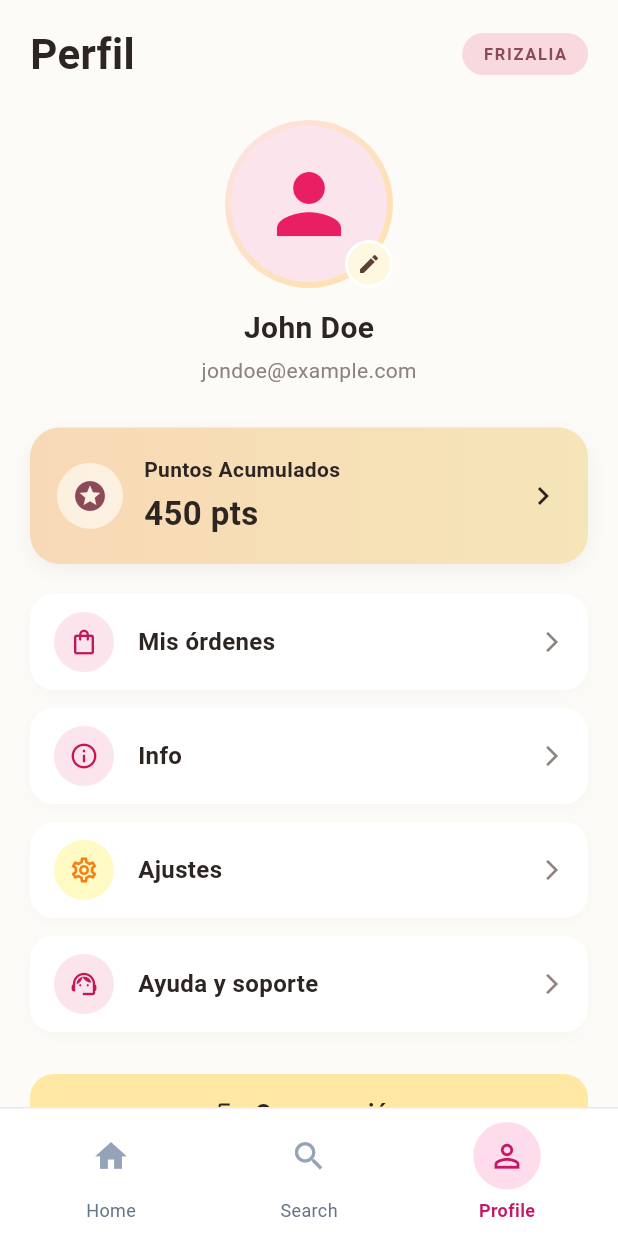
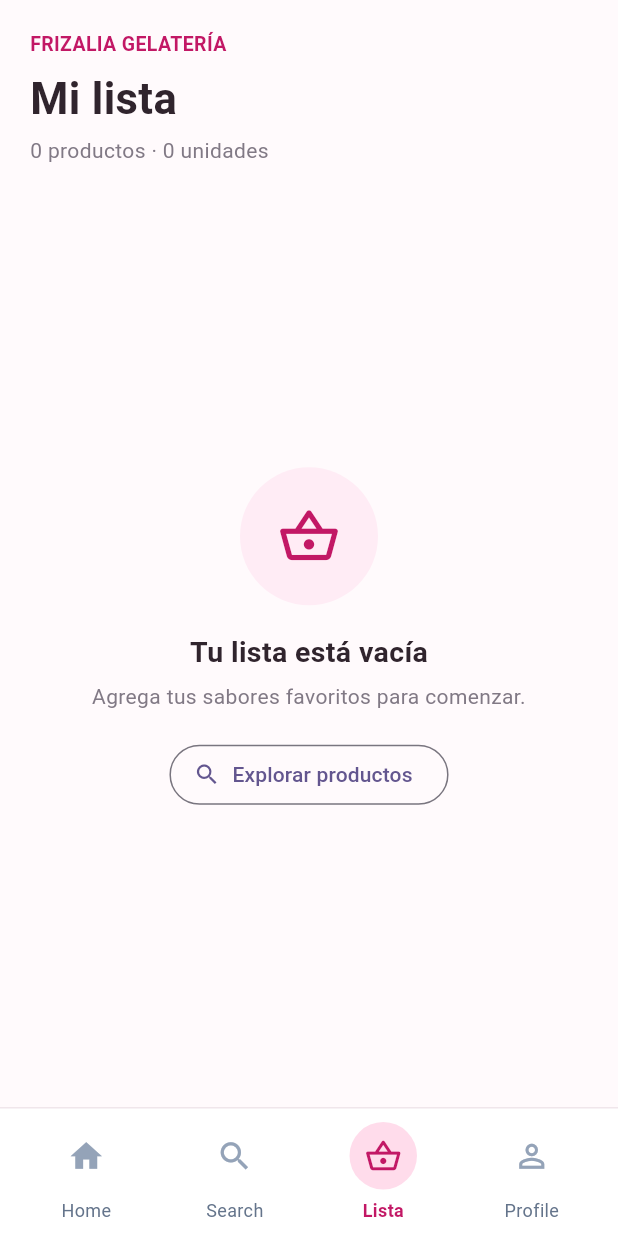
Before and after one commit to Niko850/Frizalia-LITIID42, a Flutter app: the HomeScreen screen opened directly with empty values, item 3 of the bottom bar chosen, on a phone screen of 412 x 824 dp. Run offline on Flutter 3.47's test engine with Material 3 defaults, Android fonts, the phone set to English and light mode, and no system bars.

Commit message:
Pantalla de lista e implementada en el nav_widget

```diff
--- a/lib/Screens/Pantalla_principal.dart
+++ b/lib/Screens/Pantalla_principal.dart
@@ -1,6 +1,7 @@
 import 'package:flutter/material.dart';
 
 import 'package:frizalia/Screens/login_screen.dart';
+import 'package:frizalia/Screens/lista_screen.dart';
 import 'package:frizalia/Screens/perfil_screen.dart';
 
 import 'package:frizalia/Models/producto.dart';
@@ -15,18 +16,13 @@ import 'package:frizalia/Widgets/search_view.dart';
 class HomeScreen extends StatefulWidget {
   final String correo;
 
-  const HomeScreen({
-    super.key,
-    required this.correo,
-  });
+  const HomeScreen({super.key, required this.correo});
 
   @override
-  State<HomeScreen> createState() =>
-      _HomeScreenState();
+  State<HomeScreen> createState() => _HomeScreenState();
 }
 
-class _HomeScreenState
-    extends State<HomeScreen> {
+class _HomeScreenState extends State<HomeScreen> {
   final List<Producto> productos = [];
 
   final Map<int, int> seleccionados = {};
@@ -49,14 +45,10 @@ class _HomeScreenState
     );
   }
 
-  List<Producto> get disponibles =>
-      productoService.disponibles();
+  List<Producto> get disponibles => productoService.disponibles();
 
   List<Producto> get filtrados =>
-      productoService.filtrados(
-        categoria: categoria,
-        busqueda: busqueda,
-      );
+      productoService.filtrados(categoria: categoria, busqueda: busqueda);
 
   void cambiarPagina(int nuevaPagina) {
     setState(() {
@@ -64,46 +56,28 @@ class _HomeScreenState
     });
   }
 
-  void agregarProducto(
-    Producto producto,
-  ) {
-    final agregado =
-        productoService.agregarProducto(
-      producto,
-    );
+  void agregarProducto(Producto producto) {
+    final agregado = productoService.agregarProducto(producto);
 
     if (!agregado) {
-      mostrarMensaje(
-        'No hay más unidades disponibles',
-      );
+      mostrarMensaje('No hay más unidades disponibles');
       return;
     }
 
     setState(() {});
 
-    mostrarMensaje(
-      '${producto.nombre} agregado al carrito',
-    );
+    mostrarMensaje('${producto.nombre} agregado al carrito');
   }
 
-  void mostrarMensaje(
-    String mensaje,
-  ) {
+  void mostrarMensaje(String mensaje) {
     ScaffoldMessenger.of(context)
-        .showSnackBar(
-      SnackBar(
-        content: Text(mensaje),
-      ),
-    );
+        .showSnackBar(SnackBar(content: Text(mensaje)));
   }
 
   void cerrarSesion() {
     Navigator.pushAndRemoveUntil(
       context,
-      MaterialPageRoute(
-        builder: (_) =>
-            const LoginScreen(),
-      ),
+      MaterialPageRoute(builder: (_) => const LoginScreen()),
       (route) => false,
     );
   }
@@ -111,8 +85,7 @@ class _HomeScreenState
   @override
   Widget build(BuildContext context) {
     return Scaffold(
-      backgroundColor:
-          AppColors.fondo,
+      backgroundColor: AppColors.fondo,
 
       body: SafeArea(
         child: IndexedStack(
@@ -135,32 +108,26 @@ class _HomeScreenState
                 });
               },
 
-              cambiarCategoria:
-                  (valor) {
+              cambiarCategoria: (valor) {
                 setState(() {
                   categoria = valor;
                 });
               },
 
-              listadoProductos:
-                  ProductosGrid(
+              listadoProductos: ProductosGrid(
                 productos: filtrados,
-                onAgregar:
-                    agregarProducto,
+                onAgregar: agregarProducto,
               ),
             ),
 
             SearchView(
               categoria: categoria,
 
-              resultados:
-                  filtrados.length,
+              resultados: filtrados.length,
 
-              productosGrid:
-                  ProductosGrid(
+              productosGrid: ProductosGrid(
                 productos: filtrados,
-                onAgregar:
-                    agregarProducto,
+                onAgregar: agregarProducto,
               ),
 
               onBuscar: (valor) {
@@ -169,12 +136,31 @@ class _HomeScreenState
                 });
               },
 
-              onCategoriaSeleccionada:
-                  (valor) {
+              onCategoriaSeleccionada: (valor) {
                 setState(() {
                   categoria = valor;
                 });
               },
+            ),
+
+            ListaScreen(
+              productos: productoService.seleccionadosLista(),
+              cantidades: seleccionados,
+              subtotal: productoService.totalCompra(),
+              onDisminuir: (producto) {
+                setState(() {
+                  productoService.cambiarCantidad(producto, -1);
+                });
+              },
+              onAumentar: (producto) {
+                final agregado = productoService.agregarProducto(producto);
+                if (!agregado) {
+                  mostrarMensaje('No hay más unidades disponibles');
+                  return;
+                }
+                setState(() {});
+              },
+              onBuscar: () => cambiarPagina(1),
             ),
 
             const ProfileScreen(),
@@ -182,8 +168,7 @@ class _HomeScreenState
         ),
       ),
 
-      bottomNavigationBar:
-          BottomNavWidget(
+      bottomNavigationBar: BottomNavWidget(
         paginaActual: pagina,
         onTap: cambiarPagina,
       ),
--- a/lib/Screens/lista_screen.dart
+++ b/lib/Screens/lista_screen.dart
@@ -0,0 +1,332 @@
+import 'package:flutter/material.dart';
+import 'package:frizalia/Models/producto.dart';
+import 'package:frizalia/Utils/app_colors.dart';
+
+class ListaScreen extends StatelessWidget {
+  final List<Producto> productos;
+  final Map<int, int> cantidades;
+  final double subtotal;
+  final ValueChanged<Producto> onDisminuir;
+  final ValueChanged<Producto> onAumentar;
+  final VoidCallback onBuscar;
+
+  const ListaScreen({
+    super.key,
+    required this.productos,
+    required this.cantidades,
+    required this.subtotal,
+    required this.onDisminuir,
+    required this.onAumentar,
+    required this.onBuscar,
+  });
+
+  @override
+  Widget build(BuildContext context) {
+    final iva = subtotal * 0.16;
+    final total = subtotal + iva;
+
+    return SafeArea(
+      child: Padding(
+        padding: const EdgeInsets.fromLTRB(20, 20, 20, 16),
+        child: Column(
+          crossAxisAlignment: CrossAxisAlignment.start,
+          children: [
+            const Text(
+              'FRIZALIA GELATERÍA',
+              style: TextStyle(
+                color: AppColors.rosaFuerte,
+                fontSize: 13,
+                fontWeight: FontWeight.bold,
+              ),
+            ),
+            const SizedBox(height: 6),
+            const Text(
+              'Mi lista',
+              style: TextStyle(
+                fontSize: 29,
+                fontWeight: FontWeight.bold,
+                color: AppColors.texto,
+              ),
+            ),
+            const SizedBox(height: 4),
+            Text(
+              '${productos.length} ${productos.length == 1 ? 'producto' : 'productos'} · ${cantidades.values.fold<int>(0, (sum, quantity) => sum + quantity)} unidades',
+              style: const TextStyle(color: AppColors.gris),
+            ),
+            const SizedBox(height: 20),
+            Expanded(
+              child: productos.isEmpty
+                  ? _listaVacia()
+                  : ListView.separated(
+                      padding: const EdgeInsets.only(bottom: 16),
+                      itemCount: productos.length,
+                      separatorBuilder: (_, _) => const SizedBox(height: 12),
+                      itemBuilder: (context, index) {
+                        final producto = productos[index];
+                        final cantidad = cantidades[producto.id] ?? 0;
+                        final fondo = index.isEven
+                            ? AppColors.rosaSuave
+                            : AppColors.amarilloSuave;
+
+                        return Container(
+                          padding: const EdgeInsets.all(12),
+                          decoration: BoxDecoration(
+                            color: Colors.white,
+                            borderRadius: BorderRadius.circular(18),
+                            border: Border.all(color: AppColors.borde),
+                          ),
+                          child: Row(
+                            children: [
+                              Container(
+                                width: 62,
+                                height: 62,
+                                alignment: Alignment.center,
+                                decoration: BoxDecoration(
+                                  color: fondo,
+                                  borderRadius: BorderRadius.circular(15),
+                                ),
+                                child: Text(
+                                  producto.imagen,
+                                  style: const TextStyle(fontSize: 32),
+                                ),
+                              ),
+                              const SizedBox(width: 12),
+                              Expanded(
+                                child: Column(
+                                  crossAxisAlignment: CrossAxisAlignment.start,
+                                  children: [
+                                    Text(
+                                      producto.nombre,
+                                      maxLines: 1,
+                                      overflow: TextOverflow.ellipsis,
+                                      style: const TextStyle(
+                                        color: AppColors.texto,
+                                        fontWeight: FontWeight.bold,
+                                      ),
+                                    ),
+                                    const SizedBox(height: 4),
+                                    Text(
+                                      '\$${producto.precio.toStringAsFixed(2)} c/u',
+                                      style: const TextStyle(
+                                        color: AppColors.gris,
+                                        fontSize: 13,
+                                      ),
+                                    ),
+                                    const SizedBox(height: 8),
+                                    _controlCantidad(
+                                      cantidad: cantidad,
+                                      onDisminuir: () => onDisminuir(producto),
+                                      onAumentar: () => onAumentar(producto),
+                                    ),
+                                  ],
+                                ),
+                              ),
+                              const SizedBox(width: 8),
+                              Text(
+                                '\$${(producto.precio * cantidad).toStringAsFixed(2)}',
+                                style: const TextStyle(
+                                  color: AppColors.texto,
+                                  fontWeight: FontWeight.bold,
+                                ),
+                              ),
+                            ],
+                          ),
+                        );
+                      },
+                    ),
+            ),
+            if (productos.isNotEmpty) ...[
+              Container(
+                width: double.infinity,
+                padding: const EdgeInsets.all(18),
+                decoration: BoxDecoration(
+                  color: Colors.white,
+                  borderRadius: BorderRadius.circular(18),
+                  border: Border.all(color: AppColors.borde),
+                ),
+                child: Column(
+                  children: [
+                    _filaTotal('Subtotal', subtotal),
+                    const SizedBox(height: 10),
+                    Row(
+                      mainAxisAlignment: MainAxisAlignment.spaceBetween,
+                      children: [
+                        const Text(
+                          'IVA',
+                          style: TextStyle(color: AppColors.gris),
+                        ),
+                        Text(
+                          '+16%  \$${iva.toStringAsFixed(2)}',
+                          style: const TextStyle(color: AppColors.gris),
+                        ),
+                      ],
+                    ),
+                    const Padding(
+                      padding: EdgeInsets.symmetric(vertical: 12),
+                      child: Divider(height: 1, color: AppColors.borde),
+                    ),
+                    _filaTotal('Total', total, destacado: true),
+                  ],
+                ),
+              ),
+              const SizedBox(height: 16),
+              SizedBox(
+                width: double.infinity,
+                height: 54,
+                child: FilledButton.icon(
+                  onPressed: () => _mostrarPago(context, total),
+                  icon: const Icon(Icons.point_of_sale_outlined),
+                  label: const Text('Proceder al pago en caja'),
+                  style: FilledButton.styleFrom(
+                    backgroundColor: AppColors.rosaFuerte,
+                    foregroundColor: Colors.white,
+                    textStyle: const TextStyle(fontWeight: FontWeight.bold),
+                    shape: RoundedRectangleBorder(
+                      borderRadius: BorderRadius.circular(16),
+                    ),
+                  ),
+                ),
+              ),
+            ],
+          ],
+        ),
+      ),
+    );
+  }
+
+  Widget _listaVacia() {
+    return Center(
+      child: Column(
+        mainAxisSize: MainAxisSize.min,
+        children: [
+          Container(
+            width: 92,
+            height: 92,
+            decoration: const BoxDecoration(
+              color: AppColors.rosaSuave,
+              shape: BoxShape.circle,
+            ),
+            child: const Icon(
+              Icons.shopping_basket_outlined,
+              size: 42,
+              color: AppColors.rosaFuerte,
+            ),
+          ),
+          const SizedBox(height: 18),
+          const Text(
+            'Tu lista está vacía',
+            style: TextStyle(
+              color: AppColors.texto,
+              fontSize: 19,
+              fontWeight: FontWeight.bold,
+            ),
+          ),
+          const SizedBox(height: 6),
+          const Text(
+            'Agrega tus sabores favoritos para comenzar.',
+            textAlign: TextAlign.center,
+            style: TextStyle(color: AppColors.gris),
+          ),
+          const SizedBox(height: 18),
+          OutlinedButton.icon(
+            onPressed: onBuscar,
+            icon: const Icon(Icons.search),
+            label: const Text('Explorar productos'),
+          ),
+        ],
+      ),
+    );
+  }
+
+  Widget _controlCantidad({
+    required int cantidad,
+    required VoidCallback onDisminuir,
+    required VoidCallback onAumentar,
+  }) {
+    return Container(
+      height: 30,
+      decoration: BoxDecoration(
+        color: AppColors.fondo,
+        borderRadius: BorderRadius.circular(10),
+      ),
+      child: Row(
+        mainAxisSize: MainAxisSize.min,
+        children: [
+          _botonCantidad(Icons.remove, onDisminuir),
+          SizedBox(
+            width: 28,
+            child: Text(
+              '$cantidad',
+              textAlign: TextAlign.center,
+              style: const TextStyle(fontWeight: FontWeight.bold),
+            ),
+          ),
+          _botonCantidad(Icons.add, onAumentar),
+        ],
+      ),
+    );
+  }
+
+  Widget _botonCantidad(IconData icon, VoidCallback onPressed) {
+    return SizedBox(
+      width: 30,
+      height: 30,
+      child: IconButton(
+        padding: EdgeInsets.zero,
+        onPressed: onPressed,
+        icon: Icon(icon, size: 16),
+        color: AppColors.rosaFuerte,
+        tooltip: icon == Icons.add ? 'Aumentar cantidad' : 'Disminuir cantidad',
+      ),
+    );
+  }
+
+  Widget _filaTotal(
+    String etiqueta,
+    double cantidad, {
+    bool destacado = false,
+  }) {
+    return Row(
+      mainAxisAlignment: MainAxisAlignment.spaceBetween,
+      children: [
+        Text(
+          etiqueta,
+          style: TextStyle(
+            color: destacado ? AppColors.texto : AppColors.gris,
+            fontWeight: destacado ? FontWeight.bold : FontWeight.normal,
+          ),
+        ),
+        Text(
+          '\$${cantidad.toStringAsFixed(2)}',
+          style: TextStyle(
+            color: AppColors.texto,
+            fontWeight: FontWeight.bold,
+            fontSize: destacado ? 17 : 14,
+          ),
+        ),
+      ],
+    );
+  }
+
+  void _mostrarPago(BuildContext context, double total) {
+    showDialog<void>(
+      context: context,
+      builder: (context) => AlertDialog(
+        icon: const Icon(
+          Icons.point_of_sale_outlined,
+          color: AppColors.rosaFuerte,
+        ),
+        title: const Text('Pago en caja'),
+        content: Text(
+          'Presenta esta lista en caja. El total a pagar es \$${total.toStringAsFixed(2)}.',
+        ),
+        actions: [
+          TextButton(
+            onPressed: () => Navigator.pop(context),
+            child: const Text('Entendido'),
+          ),
+        ],
+      ),
+    );
+  }
+}
--- a/lib/Widgets/bottom_nav_widget.dart
+++ b/lib/Widgets/bottom_nav_widget.dart
@@ -16,56 +16,33 @@ class BottomNavWidget extends StatelessWidget {
     return SafeArea(
       top: false,
       child: Container(
-        padding: const EdgeInsets.symmetric(
-          horizontal: 8,
-          vertical: 9,
-        ),
+        padding: const EdgeInsets.symmetric(horizontal: 8, vertical: 9),
         decoration: const BoxDecoration(
           color: Colors.white,
-          border: Border(
-            top: BorderSide(
-              color: AppColors.borde,
-            ),
-          ),
+          border: Border(top: BorderSide(color: AppColors.borde)),
         ),
         child: Row(
-          mainAxisAlignment:
-              MainAxisAlignment.spaceAround,
+          mainAxisAlignment: MainAxisAlignment.spaceAround,
           children: [
-            _botonNavegacion(
-              Icons.home,
-              'Home',
-              0,
-            ),
+            _botonNavegacion(Icons.home, 'Home', 0),
 
-            _botonNavegacion(
-              Icons.search,
-              'Search',
-              1,
-            ),
+            _botonNavegacion(Icons.search, 'Search', 1),
 
-            _botonNavegacion(
-              Icons.person_outline,
-              'Profile',
-              2,
-            ),
+            _botonNavegacion(Icons.shopping_basket_outlined, 'Lista', 2),
+
+            _botonNavegacion(Icons.person_outline, 'Profile', 3),
           ],
         ),
       ),
     );
   }
 
-  Widget _botonNavegacion(
-    IconData icono,
-    String nombre,
-    int indice,
-  ) {
+  Widget _botonNavegacion(IconData icono, String nombre, int indice) {
     final activo = paginaActual == indice;
 
-    return InkWell(
-      onTap: () => onTap(indice),
-      child: SizedBox(
-        width: 75,
+    return Expanded(
+      child: InkWell(
+        onTap: () => onTap(indice),
         child: Column(
           mainAxisSize: MainAxisSize.min,
           children: [
@@ -73,15 +50,11 @@ class BottomNavWidget extends StatelessWidget {
               padding: const EdgeInsets.all(10),
               decoration: BoxDecoration(
                 shape: BoxShape.circle,
-                color: activo
-                    ? AppColors.fondoActivo
-                    : Colors.transparent,
+                color: activo ? AppColors.fondoActivo : Colors.transparent,
               ),
               child: Icon(
                 icono,
-                color: activo
-                    ? AppColors.rosaFuerte
-                    : AppColors.iconoInactivo,
+                color: activo ? AppColors.rosaFuerte : AppColors.iconoInactivo,
                 size: 25,
               ),
             ),
@@ -91,13 +64,9 @@ class BottomNavWidget extends StatelessWidget {
             Text(
               nombre,
               style: TextStyle(
-                color: activo
-                    ? AppColors.rosaFuerte
-                    : AppColors.textoInactivo,
+                color: activo ? AppColors.rosaFuerte : AppColors.textoInactivo,
                 fontSize: 12,
-                fontWeight: activo
-                    ? FontWeight.bold
-                    : FontWeight.normal,
+                fontWeight: activo ? FontWeight.bold : FontWeight.normal,
               ),
             ),
           ],
```
